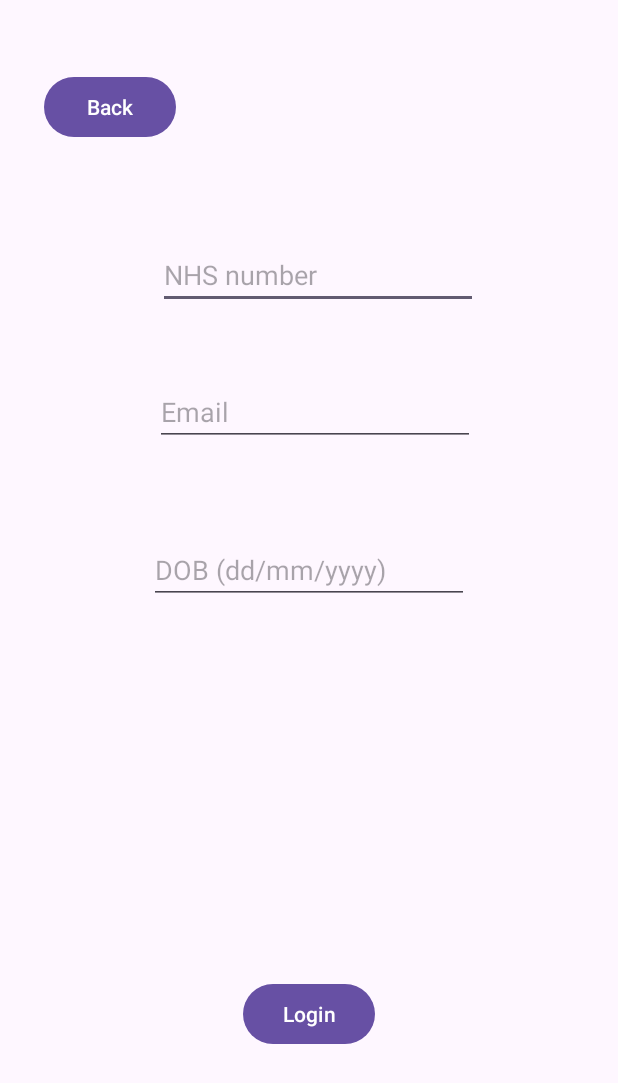
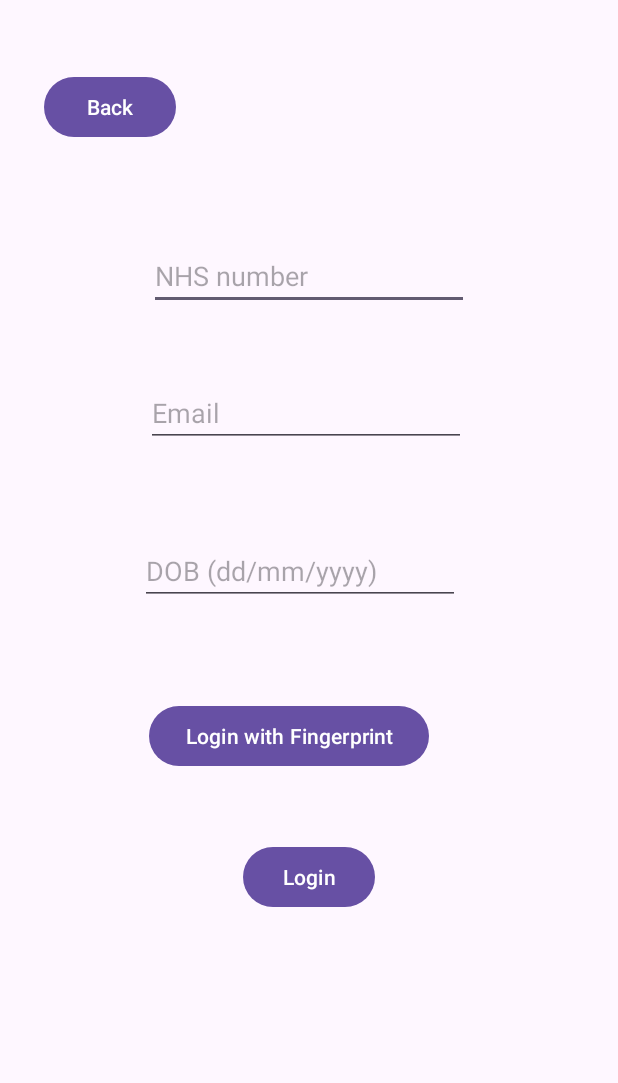
Before and after one commit to xqill275/MHA-Oliver-Long, an Android app: the LoginPage screen opened directly, with no data from a screen before it, on a phone screen of 412 x 824 dp. Shown: the top 1083 px of the screen. Run offline under Robolectric (Android 15) with nearby library versions, the phone set to English and light mode, and no system bars.

Commit message:
added finger print log in

```diff
--- a/MHA/app/build.gradle.kts
+++ b/MHA/app/build.gradle.kts
@@ -57,5 +57,7 @@ dependencies {
     implementation("androidx.camera:camera-view:1.3.1")
     testImplementation("junit:junit:4.13.2")
     androidTestImplementation("org.mockito:mockito-android:5.8.0")
+    implementation("androidx.biometric:biometric:1.1.0")
+
 
 }
--- a/MHA/app/src/main/res/layout/activity_login_page.xml
+++ b/MHA/app/src/main/res/layout/activity_login_page.xml
@@ -21,45 +21,55 @@
         android:id="@+id/LoginNHSNUM"
         android:layout_width="wrap_content"
         android:layout_height="wrap_content"
-        android:layout_marginStart="2dp"
-        android:layout_marginBottom="46dp"
+        android:layout_marginTop="66dp"
         android:ems="10"
         android:hint="NHS number"
         android:inputType="number"
-        app:layout_constraintBottom_toTopOf="@+id/LoginEmail"
-        app:layout_constraintStart_toStartOf="@+id/LoginEmail" />
+        app:layout_constraintEnd_toEndOf="parent"
+        app:layout_constraintStart_toStartOf="parent"
+        app:layout_constraintTop_toBottomOf="@+id/Back_Button_login" />
 
     <EditText
         android:id="@+id/LoginEmail"
         android:layout_width="wrap_content"
         android:layout_height="wrap_content"
-        android:layout_marginStart="4dp"
-        android:layout_marginTop="252dp"
+        android:layout_marginTop="46dp"
+        android:layout_marginEnd="2dp"
         android:ems="10"
         android:hint="Email"
         android:inputType="textEmailAddress"
-        app:layout_constraintStart_toStartOf="@+id/LoginDOB"
-        app:layout_constraintTop_toTopOf="parent" />
+        app:layout_constraintEnd_toEndOf="@+id/LoginNHSNUM"
+        app:layout_constraintTop_toBottomOf="@+id/LoginNHSNUM" />
 
     <EditText
         android:id="@+id/LoginDOB"
         android:layout_width="wrap_content"
         android:layout_height="wrap_content"
         android:layout_marginTop="60dp"
+        android:layout_marginEnd="4dp"
         android:ems="10"
         android:hint="DOB (dd/mm/yyyy)"
         android:inputType="date"
-        app:layout_constraintEnd_toEndOf="parent"
-        app:layout_constraintStart_toStartOf="parent"
+        app:layout_constraintEnd_toEndOf="@+id/LoginEmail"
         app:layout_constraintTop_toBottomOf="@+id/LoginEmail" />
+
+    <Button
+        android:id="@+id/fingerprintBtn"
+        android:layout_width="wrap_content"
+        android:layout_height="wrap_content"
+        android:layout_marginStart="6dp"
+        android:layout_marginTop="63dp"
+        android:text="Login with Fingerprint"
+        app:layout_constraintStart_toStartOf="@+id/LoginDOB"
+        app:layout_constraintTop_toBottomOf="@+id/LoginDOB" />
 
     <Button
         android:id="@+id/LoginActivityButton"
         android:layout_width="wrap_content"
         android:layout_height="wrap_content"
-        android:layout_marginBottom="124dp"
+        android:layout_marginTop="46dp"
         android:text="Login"
-        app:layout_constraintBottom_toBottomOf="parent"
         app:layout_constraintEnd_toEndOf="parent"
-        app:layout_constraintStart_toStartOf="parent" />
+        app:layout_constraintStart_toStartOf="parent"
+        app:layout_constraintTop_toBottomOf="@+id/fingerprintBtn" />
 </androidx.constraintlayout.widget.ConstraintLayout>
```
Also changed, not shown: MHA/app/src/main/java/com/example/mha/LoginPage.java (+95 -6 lines), MHA/app/src/main/java/com/example/mha/MainMenu.java (+8 -0 lines), MHA/app/src/main/res/layout/activity_main_menu.xml (+18 -17 lines).
